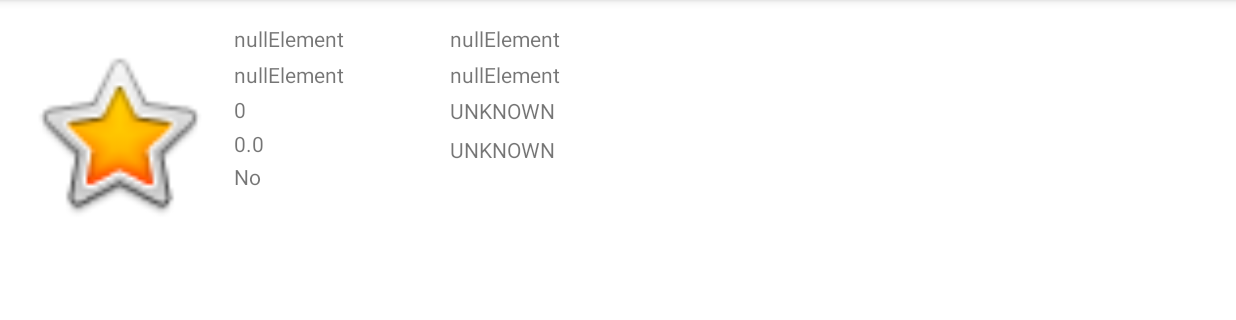
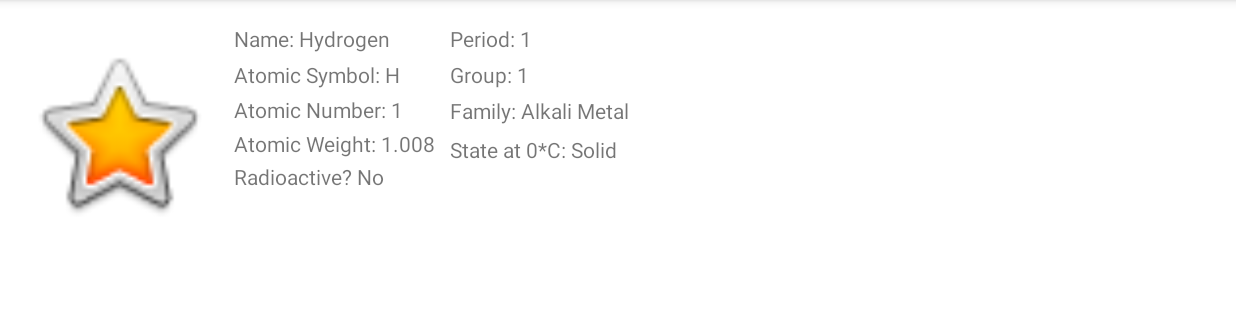
Before and after one commit to rplante/PeriodicPocket, an Android app: the ElementActivity screen opened directly, with no data from a screen before it, after a tap on an icon or button, on a phone screen of 824 x 412 dp (held sideways), the part 72-392 px from its top. Run offline under Robolectric (Android 15) with nearby library versions, the phone set to English and light mode, and no system bars.

Commit message:
Fixed database issues that prevented ElementActivity data population

```diff
--- a/app/src/main/java/com/rachelplante/periodicpocket/DatabaseHandler.java
+++ b/app/src/main/java/com/rachelplante/periodicpocket/DatabaseHandler.java
@@ -12,7 +12,7 @@
  */
 
 public class DatabaseHandler extends SQLiteOpenHelper {
-    private static final int DATABASE_VERSION = 2;
+    private static final int DATABASE_VERSION = 1;
     private static final String DATABASE_NAME = "ElementInfo";
     //Elements Table
     private static final String TABLE_ELEMENTS = "Elements";
@@ -34,6 +34,7 @@
 
     @Override
     public void onCreate(SQLiteDatabase db) {
+        String REMOVE_OLD_TABLE = "DROP TABLE IF EXISTS " + TABLE_ELEMENTS;
         String CREATE_ELEMENTS_TABLE = "CREATE TABLE " + TABLE_ELEMENTS + "(" +
                                         PK_NAME + " TEXT PRIMARY KEY, " +
                                         SYMBOL + " TEXT, " +
@@ -44,6 +45,7 @@
                                         FAMILY + " NUMBER, " +
                                         STATE + " TEXT, " +
                                         RADIOACTIVITY + " TEXT" + ")";
+        db.execSQL(REMOVE_OLD_TABLE);
         db.execSQL(CREATE_ELEMENTS_TABLE);
     }
 
@@ -80,12 +82,12 @@
         if(cursor != null && cursor.moveToFirst()) {
             element = new Element(cursor.getString(0),
                     cursor.getString(1),
-                    Integer.parseInt(cursor.getString(2)),
-                    Float.parseFloat(cursor.getString(3)),
+                    cursor.getInt(2),
+                    cursor.getFloat(3),
                     cursor.getString(4),
                     cursor.getString(5),
-                    Family.values()[Integer.parseInt(cursor.getString(6))],
-                    State.values()[Integer.parseInt(cursor.getString(7))],
+                    Family.values()[cursor.getInt(6)],
+                    State.values()[cursor.getInt(7)],
                     Boolean.parseBoolean(cursor.getString(8)));
 
             cursor.close();
--- a/app/src/main/java/com/rachelplante/periodicpocket/ElementActivity.java
+++ b/app/src/main/java/com/rachelplante/periodicpocket/ElementActivity.java
@@ -36,6 +36,8 @@
         tFamily = findViewById(R.id.elementFamily);
         tState = findViewById(R.id.elementState);
         tRadio = findViewById(R.id.elementRadioactivity);
+
+        PopulateDatabaseActivity.populateDatabase(db);
     }
 
     public void loadInfo(View view) {
@@ -53,16 +55,16 @@
         if (test.getRadioactivity()) mRadio = true;
         else mRadio = false;
 
-        tName.setText(mName);
-        tSymbol.setText(mSymbol);
-        tNum.setText(Integer.toString(mNum));
-        tWeight.setText(Float.toString(mWeight));
-        tPeriod.setText(mPeriod);
-        tGroup.setText(mGroup);
-        tFamily.setText(mFamily.toString());
-        tState.setText(mState.toString());
-        if (mRadio) tRadio.setText(R.string.radioactivity_true);
-        else tRadio.setText(R.string.radioactivity_false);
+        tName.setText("Name: " + mName);
+        tSymbol.setText("Atomic Symbol: " + mSymbol);
+        tNum.setText("Atomic Number: " + Integer.toString(mNum));
+        tWeight.setText("Atomic Weight: " + Float.toString(mWeight));
+        tPeriod.setText("Period: " + mPeriod);
+        tGroup.setText("Group: " + mGroup);
+        tFamily.setText("Family: " + mFamily.toString());
+        tState.setText("State at 0*C: " + mState.toString());
+        if (mRadio) tRadio.setText("Radioactive? Yes");
+        else tRadio.setText("Radioactive? No");
 
     }
 }
--- a/app/src/main/java/com/rachelplante/periodicpocket/Family.java
+++ b/app/src/main/java/com/rachelplante/periodicpocket/Family.java
@@ -11,4 +11,25 @@
     Family(int i) {
         this.family = i;
     }
+
+    @Override
+    public String toString(){
+        String family;
+        switch(this) {
+            case ALKALI_METAL: family = "Alkali Metal"; break;
+            case ALKALINE_EARTH_METAL: family = "Alkaline Earth Metal"; break;
+            case LANTHANIDE: family = "Lanthanide"; break;
+            case ACTINIDE: family = "Actinide"; break;
+            case TRANSITION_METAL: family = "Transition Metal"; break;
+            case POST_TRANSITION_METAL: family = "Post-Transition Metal"; break;
+            case METALLOID: family = "Metalloid"; break;
+            case POLYATOMIC_NONMETAL: family = "Polyatomic Nonmetal"; break;
+            case DIATOMIC_NONMETAL: family = "Diatomic Nonmetal"; break;
+            case NOBLE_GAS: family = "Noble Gas"; break;
+            case UNKNOWN: family = "Unknown"; break;
+            default: family = "VALUE NOT RECOGNIZED";
+        }
+
+        return family;
+    }
 }
--- a/app/src/main/java/com/rachelplante/periodicpocket/PopulateDatabaseActivity.java
+++ b/app/src/main/java/com/rachelplante/periodicpocket/PopulateDatabaseActivity.java
@@ -12,10 +12,9 @@
     public void onCreate(Bundle savedInstanceState) {
         super.onCreate(savedInstanceState);
         setContentView(R.layout.activity_element);
+    }
 
-        DatabaseHandler db = new DatabaseHandler(this);
-
-        //Insert elements
+    public static void populateDatabase(DatabaseHandler db) {
         db.addElement(new Element("Hydrogen", "H", 1, 1.008f, "1", "1", Family.DIATOMIC_NONMETAL, State.GAS, false));
         db.addElement(new Element("Helium", "He", 2, 4.003f, "1", "18", Family.NOBLE_GAS, State.GAS, false));
         db.addElement(new Element("Lithium", "Li", 3, 6.940f, "2", "1", Family.ALKALI_METAL, State.SOLID, false));
--- a/app/src/main/java/com/rachelplante/periodicpocket/State.java
+++ b/app/src/main/java/com/rachelplante/periodicpocket/State.java
@@ -12,4 +12,18 @@
     State(int i) {
         this.state = i;
     }
+
+    @Override
+    public String toString() {
+        String state;
+        switch(this) {
+            case SOLID: state = "Solid"; break;
+            case LIQUID: state = "Liquid"; break;
+            case GAS: state = "Gas"; break;
+            case UNKNOWN: state = "Unknown"; break;
+            default: state = "VALUE NOT RECOGNIZED";
+        }
+
+        return state;
+    }
 }
```
